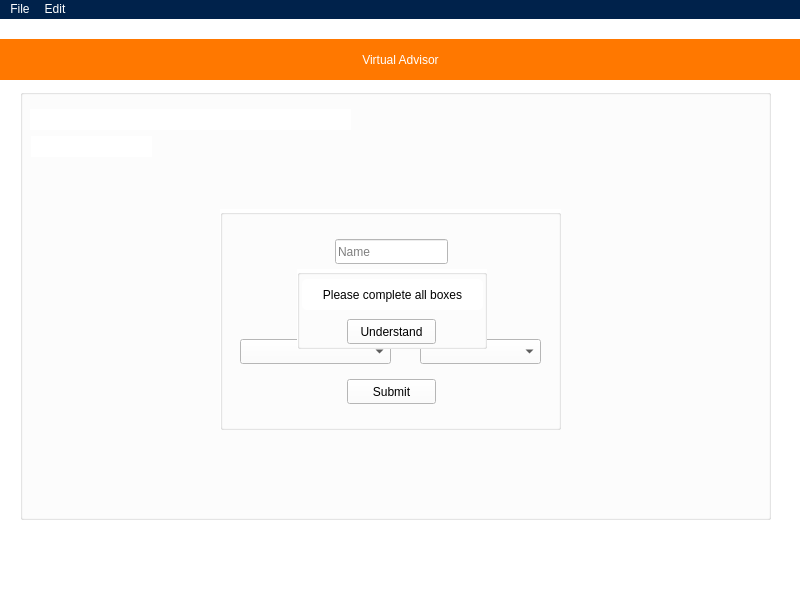
Before: the Qt Designer form mainwindow.ui in Jogata5/Virtual_Advisor, drawn with Qt 5.
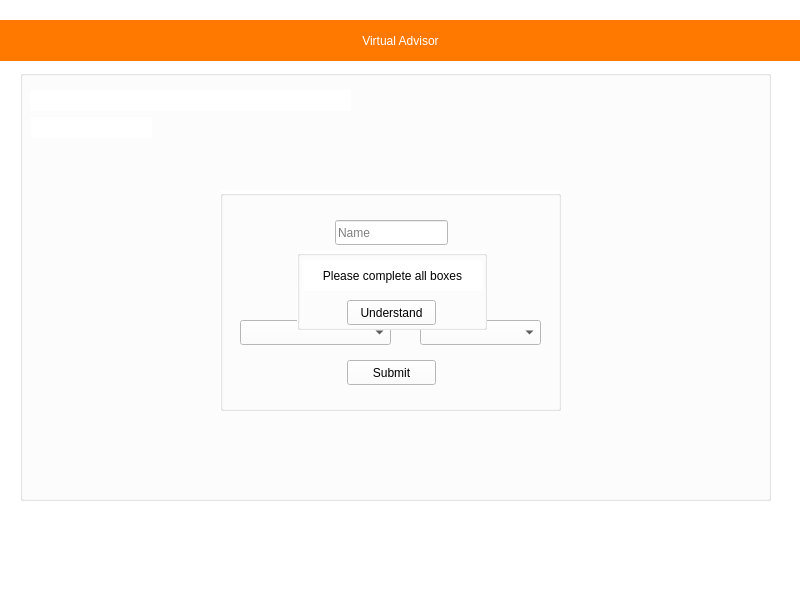
After: the same form once the commit is applied.

Commit message: UI is looking good part 2 electric boogaloo

Diff of the .ui file:
```diff
--- a/mainwindow.ui
+++ b/mainwindow.ui
@@ -248,21 +248,6 @@
 color: white;
 </string>
    </property>
-   <widget class="QMenu" name="menuFile">
-    <property name="title">
-     <string>File</string>
-    </property>
-    <addaction name="actionNew"/>
-    <addaction name="actionCopy"/>
-    <addaction name="actionOpen"/>
-   </widget>
-   <widget class="QMenu" name="menuEdit">
-    <property name="title">
-     <string>Edit</string>
-    </property>
-   </widget>
-   <addaction name="menuFile"/>
-   <addaction name="menuEdit"/>
   </widget>
   <widget class="QStatusBar" name="statusbar"/>
   <action name="actionNew">
```
